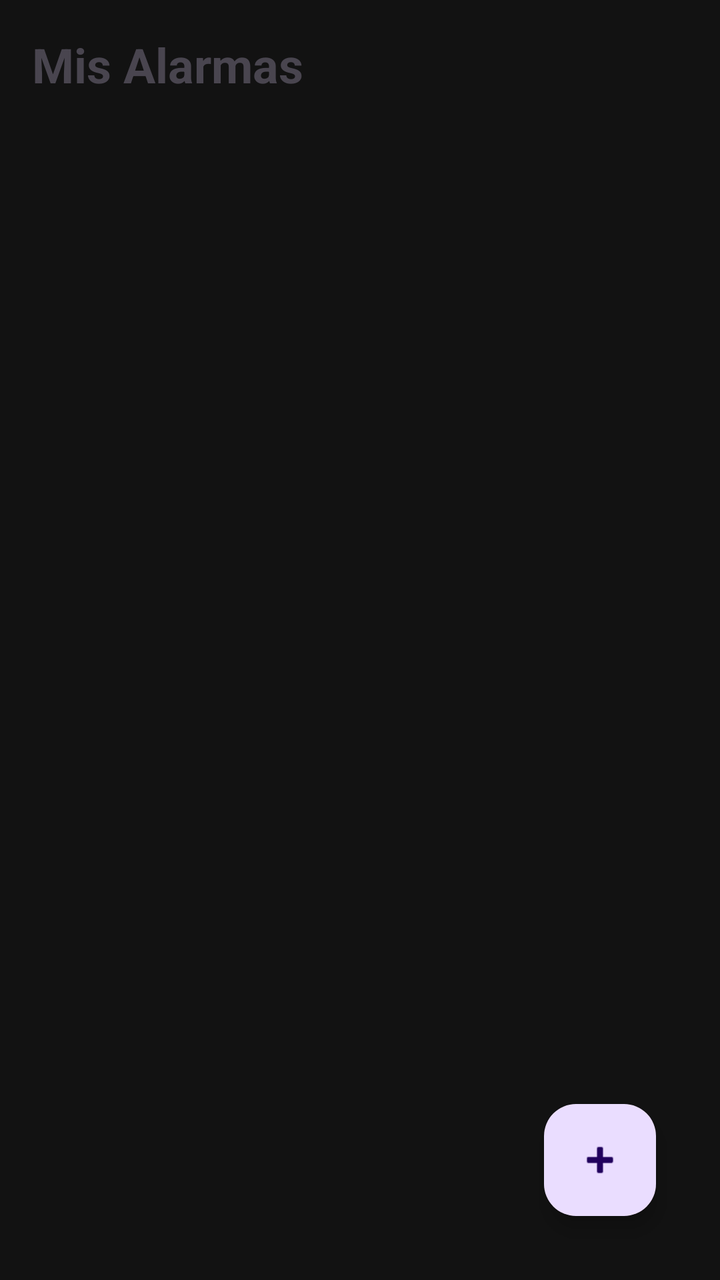
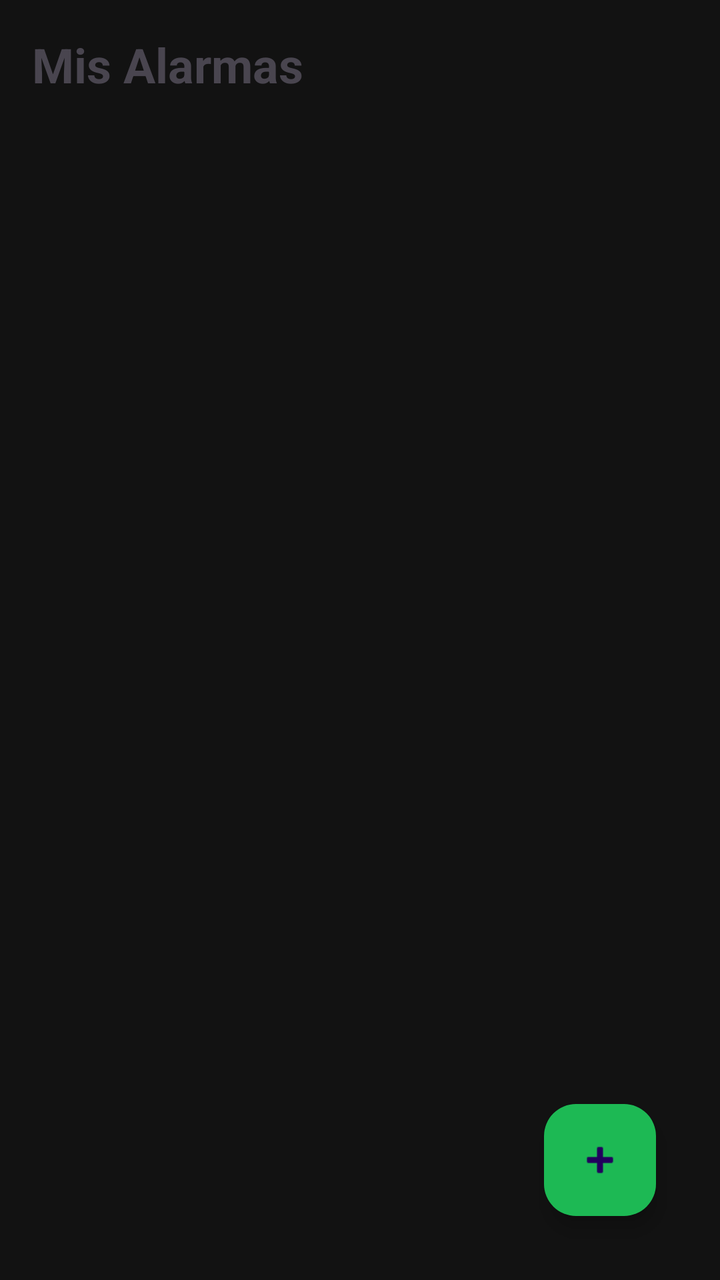

The first picture is an Android layout as it rendered before a commit; the second is the same layout after the commit. The layout source and the unified diff follow.
<!-- AndroidManifest.xml: application theme Theme.AppMusica -->
<!-- res/layout/fragment_alarms.xml -->
<?xml version="1.0" encoding="utf-8"?>
<androidx.constraintlayout.widget.ConstraintLayout xmlns:android="http://schemas.android.com/apk/res/android"
    xmlns:app="http://schemas.android.com/apk/res-auto"
    xmlns:tools="http://schemas.android.com/tools"
    android:layout_width="match_parent"
    android:layout_height="match_parent"
    android:background="?android:attr/windowBackground"
    android:padding="16dp">

    <TextView
        android:id="@+id/txtTitle"
        android:layout_width="wrap_content"
        android:layout_height="wrap_content"
        android:text="Mis Alarmas"
        android:textSize="24sp"
        android:textStyle="bold"
        app:layout_constraintStart_toStartOf="parent"
        app:layout_constraintTop_toTopOf="parent" />

    <androidx.recyclerview.widget.RecyclerView
        android:id="@+id/rvAlarms"
        android:layout_width="0dp"
        android:layout_height="0dp"
        android:layout_marginTop="16dp"
        app:layout_constraintBottom_toTopOf="@id/btnAddAlarm"
        app:layout_constraintEnd_toEndOf="parent"
        app:layout_constraintStart_toStartOf="parent"
        app:layout_constraintTop_toBottomOf="@id/txtTitle"
        tools:listitem="@layout/item_alarm" />

    <com.google.android.material.floatingactionbutton.FloatingActionButton
        android:id="@+id/btnAddAlarm"
        android:layout_width="wrap_content"
        android:layout_height="wrap_content"
        android:layout_margin="16dp"
        android:src="@android:drawable/ic_input_add"
        app:layout_constraintBottom_toBottomOf="parent"
        app:layout_constraintEnd_toEndOf="parent" />

</androidx.constraintlayout.widget.ConstraintLayout>
<!-- res/layout/item_alarm.xml (included above) -->
<?xml version="1.0" encoding="utf-8"?>
<com.google.android.material.card.MaterialCardView xmlns:android="http://schemas.android.com/apk/res/android"
    xmlns:app="http://schemas.android.com/apk/res-auto"
    android:layout_width="match_parent"
    android:layout_height="wrap_content"
    android:layout_marginVertical="8dp"
    app:cardCornerRadius="12dp"
    app:cardElevation="2dp">

    <androidx.constraintlayout.widget.ConstraintLayout
        android:layout_width="match_parent"
        android:layout_height="wrap_content"
        android:padding="16dp">

        <TextView
            android:id="@+id/txtTime"
            android:layout_width="wrap_content"
            android:layout_height="wrap_content"
            android:text="08:00"
            android:textSize="32sp"
            android:textStyle="bold"
            app:layout_constraintStart_toStartOf="parent"
            app:layout_constraintTop_toTopOf="parent" />

        <TextView
            android:id="@+id/txtSongName"
            android:layout_width="0dp"
            android:layout_height="wrap_content"
            android:layout_marginStart="16dp"
            android:text="Canción: Pesadilla"
            android:textSize="16sp"
            android:textStyle="bold"
            app:layout_constraintEnd_toStartOf="@id/btnEdit"
            app:layout_constraintStart_toEndOf="@id/txtTime"
            app:layout_constraintTop_toTopOf="@id/txtTime" />

        <TextView
            android:id="@+id/txtArtistName"
            android:layout_width="0dp"
            android:layout_height="wrap_content"
            android:text="Artista"
            android:alpha="0.7"
            android:textSize="14sp"
            app:layout_constraintStart_toStartOf="@id/txtSongName"
            app:layout_constraintTop_toBottomOf="@id/txtSongName"
            app:layout_constraintEnd_toStartOf="@id/btnEdit" />

        <ImageButton
            android:id="@+id/btnEdit"
            android:layout_width="40dp"
            android:layout_height="40dp"
            android:background="?attr/selectableItemBackgroundBorderless"
            android:src="@drawable/edit_ic_baseline_edit_24"
            app:layout_constraintBottom_toBottomOf="parent"
            app:layout_constraintEnd_toStartOf="@id/btnDelete"
            app:layout_constraintTop_toTopOf="parent"
            app:tint="#FFFFFF" />

        <ImageButton
            android:id="@+id/btnDelete"
            android:layout_width="40dp"
            android:layout_height="40dp"
            android:background="?attr/selectableItemBackgroundBorderless"
            android:src="@drawable/delete_ic_baseline_delete_24"
            app:layout_constraintBottom_toBottomOf="parent"
            app:layout_constraintEnd_toStartOf="@id/switchActive"
            app:layout_constraintTop_toTopOf="parent"
            app:tint="#D32F2F" />

        <com.google.android.material.switchmaterial.SwitchMaterial
            android:id="@+id/switchActive"
            android:layout_width="wrap_content"
            android:layout_height="wrap_content"
            android:layout_marginStart="8dp"
            app:layout_constraintBottom_toBottomOf="parent"
            app:layout_constraintEnd_toEndOf="parent"
            app:layout_constraintTop_toTopOf="parent" />

        <TextView
            android:id="@+id/txtDays"
            android:layout_width="wrap_content"
            android:layout_height="wrap_content"
            android:text="L M X J V"
            android:textSize="12sp"
            android:alpha="0.7"
            app:layout_constraintStart_toStartOf="parent"
            app:layout_constraintTop_toBottomOf="@id/txtTime" />

    </androidx.constraintlayout.widget.ConstraintLayout>
</com.google.android.material.card.MaterialCardView>
<!-- resources referenced by this layout -->
<resources>
  <!-- drawable delete_ic_baseline_delete_24 (drawable) -->
  <vector xmlns:android="http://schemas.android.com/apk/res/android" android:autoMirrored="true" android:height="24dp" android:tint="#A4A4A4" android:viewportHeight="960" android:viewportWidth="960" android:width="24dp">
        
      <path android:fillColor="@android:color/white" android:pathData="M280,240L280,240L280,400Q280,400 280,481.5Q280,563 280,680Q280,701 280,721Q280,741 280,760L280,760Q280,760 280,760Q280,760 280,760L280,240ZM450,840L280,840Q247,840 223.5,816.5Q200,793 200,760L200,240L160,240L160,160L360,160L360,120L600,120L600,160L800,160L800,240L760,240L760,412Q743,407 720.5,403.5Q698,400 680,400L680,240L280,240L280,760Q280,760 280,760Q280,760 280,760L412,760Q418,781 428,801.5Q438,822 450,840ZM360,680L400,680Q400,617 420,576.5Q440,536 440,536L440,320L360,320L360,680ZM520,450Q537,439 558.5,428Q580,417 600,412L600,320L520,320L520,450ZM680,880Q597,880 538.5,821.5Q480,763 480,680Q480,597 538.5,538.5Q597,480 680,480Q763,480 821.5,538.5Q880,597 880,680Q880,763 821.5,821.5Q763,880 680,880ZM746,774L774,746L700,672L700,560L660,560L660,688L746,774Z"/>
      
  </vector>
  <!-- drawable edit_ic_baseline_edit_24 (drawable) -->
  <vector xmlns:android="http://schemas.android.com/apk/res/android" android:autoMirrored="true" android:height="24dp" android:tint="#A4A4A4" android:viewportHeight="960" android:viewportWidth="960" android:width="24dp">
        
      <path android:fillColor="@android:color/white" android:pathData="M80,960L80,800L880,800L880,960L80,960ZM240,640L296,640L608,329L579,300L551,272L240,584L240,640ZM160,720L160,550L608,103Q619,92 633.5,86Q648,80 664,80Q680,80 695,86Q710,92 722,104L777,160Q789,171 794.5,186Q800,201 800,217Q800,232 794.5,246.5Q789,261 777,273L330,720L160,720ZM720,216L720,216L664,160L664,160L720,216ZM608,329L579,300L551,272L551,272L608,329Z"/>
      
  </vector>
  <style name="Theme.AppMusica" parent="Base.Theme.AppMusica">
          <item name="android:statusBarColor">@color/spotify_black</item>
          <item name="android:navigationBarColor">@color/spotify_black</item>
          <item name="android:windowLightStatusBar">false</item>
      </style>
  <style name="Base.Theme.AppMusica" parent="Theme.Material3.DayNight.NoActionBar">
          
          <item name="colorPrimary">@color/spotify_green</item>
          <item name="colorSurface">@color/spotify_dark_grey</item>
          <item name="android:windowBackground">@color/spotify_black</item>
          <item name="android:textColorPrimary">@color/white</item>
          <item name="android:textColorSecondary">@color/spotify_light_grey</item>
      </style>
  <color name="spotify_black">#121212</color>
  <color name="spotify_green">#1DB954</color>
  <color name="spotify_dark_grey">#181818</color>
  <color name="white">#FFFFFFFF</color>
  <color name="spotify_light_grey">#B3B3B3</color>
</resources>

<!-- the commit's change to res/layout/fragment_alarms.xml (unified diff, before → after) -->
@@ -34,6 +34,7 @@
         android:layout_height="wrap_content"
         android:layout_margin="16dp"
         android:src="@android:drawable/ic_input_add"
+        app:backgroundTint="#1DB954"
         app:layout_constraintBottom_toBottomOf="parent"
         app:layout_constraintEnd_toEndOf="parent" />
 
@@ -95,7 +96,7 @@
             app:layout_constraintBottom_toBottomOf="parent"
             app:layout_constraintEnd_toStartOf="@id/btnDelete"
             app:layout_constraintTop_toTopOf="parent"
-            app:tint="#FFFFFF" />
+            app:tint="#1DB954" />
 
         <ImageButton
             android:id="@+id/btnDelete"
@@ -113,6 +114,8 @@
             android:layout_width="wrap_content"
             android:layout_height="wrap_content"
             android:layout_marginStart="8dp"
+            app:thumbTint="#1DB954"
+            app:trackTint="#801DB954"
             app:layout_constraintBottom_toBottomOf="parent"
             app:layout_constraintEnd_toEndOf="parent"
             app:layout_constraintTop_toTopOf="parent" />
